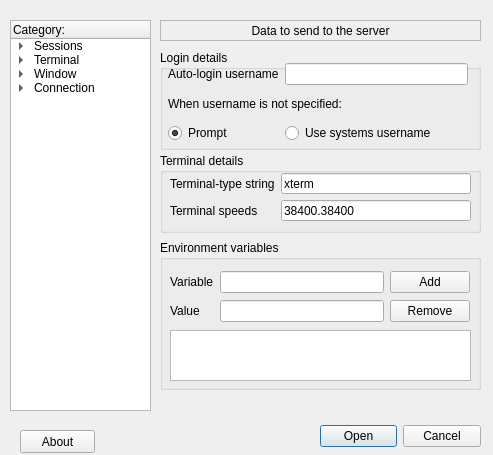
First picture: the form in GuiSettingsWindow.ui, repository rajendrant/qutty, before the edit.
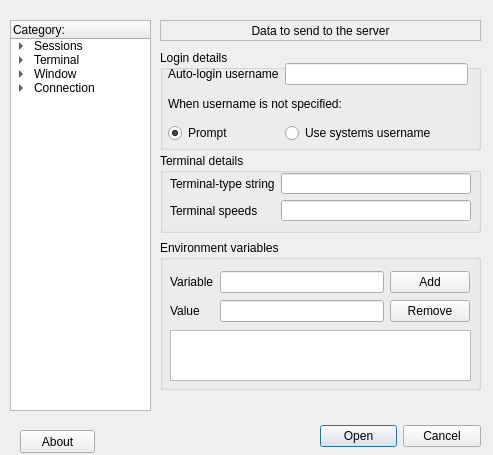
Second picture: the form after the edit. The open tabs and pages were chosen to show the change.

Patch:
```diff
--- a/GuiSettingsWindow.ui
+++ b/GuiSettingsWindow.ui
@@ -3517,7 +3517,7 @@
        <item row="0" column="1">
         <widget class="QLineEdit" name="lineEdit_22">
          <property name="text">
-          <string>xterm</string>
+          <string/>
          </property>
         </widget>
        </item>
@@ -3531,7 +3531,7 @@
        <item row="1" column="1">
         <widget class="QLineEdit" name="lineEdit_23">
          <property name="text">
-          <string>38400.38400</string>
+          <string/>
          </property>
         </widget>
        </item>
```
Left out of the diff: 108 changed lines with no effect on the pictures.
